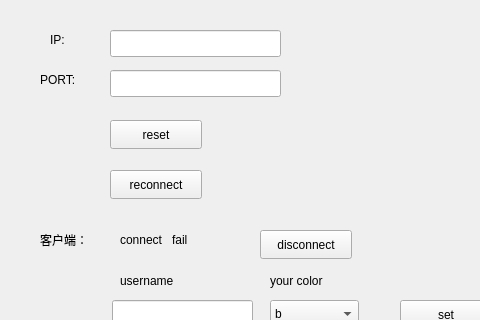
Before: the Qt Designer form team10_nogo/settingswindow.ui in fyrisk/team10, drawn with Qt 5; both pictures show x 0 to 480 and y 0 to 320 of the 800 by 600 pixel window.
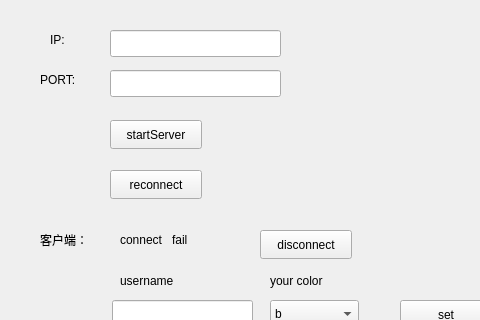
After: the same form once the commit is applied.

Diff of the .ui file:
```diff
--- a/team10_nogo/settingswindow.ui
+++ b/team10_nogo/settingswindow.ui
@@ -70,7 +70,7 @@
      </rect>
     </property>
     <property name="text">
-     <string>reset</string>
+     <string>startServer</string>
     </property>
    </widget>
    <widget class="QPushButton" name="reConnectButton">
```
